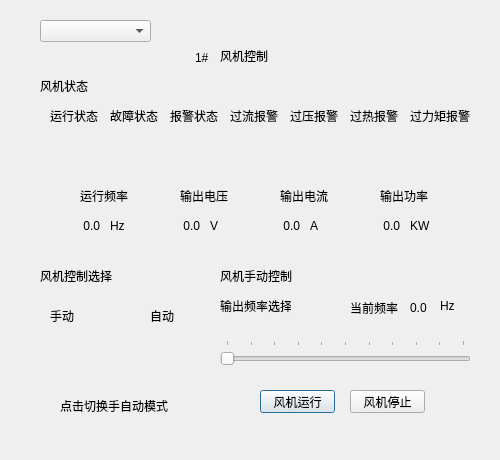
hqtecheptech/MagicPill, file HqswHgd/fancontroldialog.ui: the form before one commit.
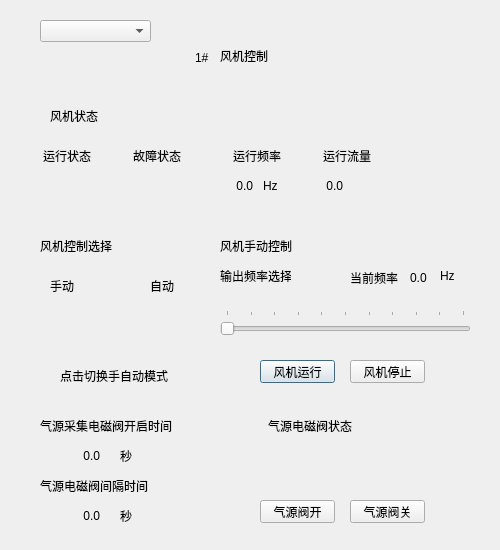
The form after the commit. Custom widgets are drawn as their Qt base class.

Patch:
```diff
--- a/HqswHgd/fancontroldialog.ui
+++ b/HqswHgd/fancontroldialog.ui
@@ -7,7 +7,7 @@
     <x>0</x>
     <y>0</y>
     <width>500</width>
-    <height>460</height>
+    <height>550</height>
    </rect>
   </property>
   <property name="windowTitle">
@@ -42,8 +42,8 @@
   <widget class="QLabel" name="label_2">
    <property name="geometry">
     <rect>
-     <x>50</x>
-     <y>110</y>
+     <x>43</x>
+     <y>150</y>
      <width>54</width>
      <height>12</height>
     </rect>
@@ -55,8 +55,8 @@
   <widget class="QLabel" name="label_3">
    <property name="geometry">
     <rect>
-     <x>110</x>
-     <y>110</y>
+     <x>133</x>
+     <y>150</y>
      <width>54</width>
      <height>12</height>
     </rect>
@@ -68,7 +68,7 @@
   <widget class="QLabel" name="label_4">
    <property name="geometry">
     <rect>
-     <x>170</x>
+     <x>560</x>
      <y>110</y>
      <width>54</width>
      <height>12</height>
@@ -81,7 +81,7 @@
   <widget class="QLabel" name="label_5">
    <property name="geometry">
     <rect>
-     <x>230</x>
+     <x>620</x>
      <y>110</y>
      <width>54</width>
      <height>12</height>
@@ -94,7 +94,7 @@
   <widget class="QLabel" name="label_6">
    <property name="geometry">
     <rect>
-     <x>290</x>
+     <x>680</x>
      <y>110</y>
      <width>54</width>
      <height>12</height>
@@ -107,7 +107,7 @@
   <widget class="QLabel" name="label_7">
    <property name="geometry">
     <rect>
-     <x>350</x>
+     <x>740</x>
      <y>110</y>
      <width>54</width>
      <height>12</height>
@@ -120,7 +120,7 @@
   <widget class="QLabel" name="label_8">
    <property name="geometry">
     <rect>
-     <x>410</x>
+     <x>800</x>
      <y>110</y>
      <width>65</width>
      <height>12</height>
@@ -133,8 +133,8 @@
   <widget class="QLabel" name="label_9">
    <property name="geometry">
     <rect>
-     <x>40</x>
-     <y>80</y>
+     <x>50</x>
+     <y>110</y>
      <width>54</width>
      <height>12</height>
     </rect>
@@ -146,8 +146,8 @@
   <widget class="QLabel" name="runStateLabel">
    <property name="geometry">
     <rect>
-     <x>60</x>
-     <y>130</y>
+     <x>55</x>
+     <y>180</y>
      <width>30</width>
      <height>30</height>
     </rect>
@@ -168,8 +168,8 @@
   <widget class="QLabel" name="faultStateLabel">
    <property name="geometry">
     <rect>
-     <x>120</x>
-     <y>130</y>
+     <x>148</x>
+     <y>180</y>
      <width>30</width>
      <height>30</height>
     </rect>
@@ -190,7 +190,7 @@
   <widget class="QLabel" name="alertStateLabel">
    <property name="geometry">
     <rect>
-     <x>180</x>
+     <x>570</x>
      <y>130</y>
      <width>30</width>
      <height>30</height>
@@ -212,7 +212,7 @@
   <widget class="QLabel" name="ofStateLabel">
    <property name="geometry">
     <rect>
-     <x>240</x>
+     <x>630</x>
      <y>130</y>
      <width>30</width>
      <height>30</height>
@@ -234,7 +234,7 @@
   <widget class="QLabel" name="ovStateLabel">
    <property name="geometry">
     <rect>
-     <x>300</x>
+     <x>690</x>
      <y>130</y>
      <width>30</width>
      <height>30</height>
@@ -256,7 +256,7 @@
   <widget class="QLabel" name="ohStateLabel">
    <property name="geometry">
     <rect>
-     <x>360</x>
+     <x>750</x>
      <y>130</y>
      <width>30</width>
      <height>30</height>
@@ -300,8 +300,8 @@
   <widget class="QLabel" name="label_10">
    <property name="geometry">
     <rect>
-     <x>80</x>
-     <y>190</y>
+     <x>233</x>
+     <y>150</y>
      <width>54</width>
      <height>12</height>
     </rect>
@@ -313,7 +313,7 @@
   <widget class="QLabel" name="label_11">
    <property name="geometry">
     <rect>
-     <x>180</x>
+     <x>580</x>
      <y>190</y>
      <width>54</width>
      <height>12</height>
@@ -326,7 +326,7 @@
   <widget class="QLabel" name="label_12">
    <property name="geometry">
     <rect>
-     <x>280</x>
+     <x>680</x>
      <y>190</y>
      <width>54</width>
      <height>12</height>
@@ -339,7 +339,7 @@
   <widget class="QLabel" name="label_13">
    <property name="geometry">
     <rect>
-     <x>380</x>
+     <x>780</x>
      <y>190</y>
      <width>54</width>
      <height>12</height>
@@ -352,8 +352,8 @@
   <widget class="QLabel" name="runFreqLabel">
    <property name="geometry">
     <rect>
-     <x>70</x>
-     <y>220</y>
+     <x>223</x>
+     <y>180</y>
      <width>30</width>
      <height>12</height>
     </rect>
@@ -368,7 +368,7 @@
   <widget class="QLabel" name="ovLabel">
    <property name="geometry">
     <rect>
-     <x>170</x>
+     <x>570</x>
      <y>220</y>
      <width>30</width>
      <height>12</height>
@@ -384,7 +384,7 @@
   <widget class="QLabel" name="ocLabel">
    <property name="geometry">
     <rect>
-     <x>270</x>
+     <x>670</x>
      <y>220</y>
      <width>30</width>
      <height>12</height>
@@ -400,7 +400,7 @@
   <widget class="QLabel" name="opLabel">
    <property name="geometry">
     <rect>
-     <x>370</x>
+     <x>770</x>
      <y>220</y>
      <width>30</width>
      <height>12</height>
@@ -416,8 +416,8 @@
   <widget class="QLabel" name="label_18">
    <property name="geometry">
     <rect>
-     <x>110</x>
-     <y>220</y>
+     <x>263</x>
+     <y>180</y>
      <width>20</width>
      <height>12</height>
     </rect>
@@ -429,7 +429,7 @@
   <widget class="QLabel" name="label_19">
    <property name="geometry">
     <rect>
-     <x>210</x>
+     <x>610</x>
      <y>220</y>
      <width>20</width>
      <height>12</height>
@@ -442,7 +442,7 @@
   <widget class="QLabel" name="label_20">
    <property name="geometry">
     <rect>
-     <x>310</x>
+     <x>710</x>
      <y>220</y>
      <width>20</width>
      <height>12</height>
@@ -455,7 +455,7 @@
   <widget class="QLabel" name="label_21">
    <property name="geometry">
     <rect>
-     <x>410</x>
+     <x>810</x>
      <y>220</y>
      <width>20</width>
      <height>12</height>
@@ -469,7 +469,7 @@
    <property name="geometry">
     <rect>
      <x>40</x>
-     <y>270</y>
+     <y>240</y>
      <width>80</width>
      <height>12</height>
     </rect>
@@ -482,7 +482,7 @@
    <property name="geometry">
     <rect>
      <x>50</x>
-     <y>310</y>
+     <y>280</y>
      <width>25</width>
      <height>12</height>
     </rect>
@@ -495,7 +495,7 @@
    <property name="geometry">
     <rect>
      <x>150</x>
-     <y>310</y>
+     <y>280</y>
      <width>25</width>
      <height>12</height>
     </rect>
@@ -508,7 +508,7 @@
    <property name="geometry">
     <rect>
      <x>60</x>
-     <y>400</y>
+     <y>370</y>
      <width>110</width>
      <height>12</height>
     </rect>
@@ -521,7 +521,7 @@
    <property name="geometry">
     <rect>
      <x>220</x>
-     <y>270</y>
+     <y>240</y>
      <width>80</width>
      <height>12</height>
     </rect>
@@ -534,7 +534,7 @@
    <property name="geometry">
     <rect>
      <x>220</x>
-     <y>340</y>
+     <y>310</y>
      <width>251</width>
      <height>30</height>
     </rect>
@@ -568,7 +568,7 @@
    <property name="geometry">
     <rect>
      <x>260</x>
-     <y>390</y>
+     <y>360</y>
      <width>75</width>
      <height>23</height>
     </rect>
@@ -581,7 +581,7 @@
    <property name="geometry">
     <rect>
      <x>350</x>
-     <y>390</y>
+     <y>360</y>
      <width>75</width>
      <height>23</height>
     </rect>
@@ -594,7 +594,7 @@
    <property name="geometry">
     <rect>
      <x>80</x>
-     <y>320</y>
+     <y>290</y>
      <width>64</width>
      <height>64</height>
     </rect>
@@ -632,7 +632,7 @@
    <property name="geometry">
     <rect>
      <x>220</x>
-     <y>296</y>
+     <y>266</y>
      <width>71</width>
      <height>20</height>
     </rect>
@@ -645,7 +645,7 @@
    <property name="geometry">
     <rect>
      <x>350</x>
-     <y>300</y>
+     <y>270</y>
      <width>51</width>
      <height>16</height>
     </rect>
@@ -658,7 +658,7 @@
    <property name="geometry">
     <rect>
      <x>410</x>
-     <y>300</y>
+     <y>270</y>
      <width>21</width>
      <height>16</height>
     </rect>
@@ -671,7 +671,7 @@
    <property name="geometry">
     <rect>
      <x>440</x>
-     <y>300</y>
+     <y>270</y>
      <width>20</width>
      <height>12</height>
     </rect>
@@ -680,6 +680,206 @@
     <string>Hz</string>
    </property>
   </widget>
+  <widget class="QLabel" name="label_27">
+   <property name="geometry">
+    <rect>
+     <x>353</x>
+     <y>180</y>
+     <width>20</width>
+     <height>12</height>
+    </rect>
+   </property>
+   <property name="text">
+    <string/>
+   </property>
+  </widget>
+  <widget class="QLabel" name="label_15">
+   <property name="geometry">
+    <rect>
+     <x>323</x>
+     <y>150</y>
+     <width>54</width>
+     <height>12</height>
+    </rect>
+   </property>
+   <property name="text">
+    <string>运行流量</string>
+   </property>
+  </widget>
+  <widget class="QLabel" name="airInputLabel">
+   <property name="geometry">
+    <rect>
+     <x>313</x>
+     <y>180</y>
+     <width>30</width>
+     <height>12</height>
+    </rect>
+   </property>
+   <property name="text">
+    <string>0.0</string>
+   </property>
+   <property name="alignment">
+    <set>Qt::AlignRight|Qt::AlignTrailing|Qt::AlignVCenter</set>
+   </property>
+  </widget>
+  <widget class="QLabel" name="label_28">
+   <property name="geometry">
+    <rect>
+     <x>120</x>
+     <y>450</y>
+     <width>20</width>
+     <height>12</height>
+    </rect>
+   </property>
+   <property name="text">
+    <string>秒</string>
+   </property>
+  </widget>
+  <widget class="QLabel" name="label_29">
+   <property name="geometry">
+    <rect>
+     <x>70</x>
+     <y>510</y>
+     <width>20</width>
+     <height>12</height>
+    </rect>
+   </property>
+   <property name="text">
+    <string/>
+   </property>
+  </widget>
+  <widget class="QLabel" name="label_30">
+   <property name="geometry">
+    <rect>
+     <x>40</x>
+     <y>420</y>
+     <width>180</width>
+     <height>12</height>
+    </rect>
+   </property>
+   <property name="text">
+    <string>气源采集电磁阀开启时间</string>
+   </property>
+  </widget>
+  <widget class="QLabel" name="valveCloseTimeLabel">
+   <property name="geometry">
+    <rect>
+     <x>40</x>
+     <y>510</y>
+     <width>60</width>
+     <height>12</height>
+    </rect>
+   </property>
+   <property name="text">
+    <string>0.0</string>
+   </property>
+   <property name="alignment">
+    <set>Qt::AlignRight|Qt::AlignTrailing|Qt::AlignVCenter</set>
+   </property>
+  </widget>
+  <widget class="QLabel" name="valveOpenTimeLabel">
+   <property name="geometry">
+    <rect>
+     <x>40</x>
+     <y>450</y>
+     <width>60</width>
+     <height>12</height>
+    </rect>
+   </property>
+   <property name="text">
+    <string>0.0</string>
+   </property>
+   <property name="alignment">
+    <set>Qt::AlignRight|Qt::AlignTrailing|Qt::AlignVCenter</set>
+   </property>
+  </widget>
+  <widget class="QLabel" name="label_31">
+   <property name="geometry">
+    <rect>
+     <x>40</x>
+     <y>480</y>
+     <width>180</width>
+     <height>12</height>
+    </rect>
+   </property>
+   <property name="text">
+    <string>气源电磁阀间隔时间</string>
+   </property>
+  </widget>
+  <widget class="QLabel" name="label_32">
+   <property name="geometry">
+    <rect>
+     <x>120</x>
+     <y>510</y>
+     <width>20</width>
+     <height>12</height>
+    </rect>
+   </property>
+   <property name="text">
+    <string>秒</string>
+   </property>
+  </widget>
+  <widget class="QPushButton" name="ValveOpenPushButton">
+   <property name="geometry">
+    <rect>
+     <x>260</x>
+     <y>500</y>
+     <width>75</width>
+     <height>23</height>
+    </rect>
+   </property>
+   <property name="text">
+    <string>气源阀开</string>
+   </property>
+  </widget>
+  <widget class="QPushButton" name="ValveClosePushButton">
+   <property name="geometry">
+    <rect>
+     <x>350</x>
+     <y>500</y>
+     <width>75</width>
+     <height>23</height>
+    </rect>
+   </property>
+   <property name="text">
+    <string>气源阀关</string>
+   </property>
+  </widget>
+  <widget class="QLabel" name="label_33">
+   <property name="geometry">
+    <rect>
+     <x>268</x>
+     <y>420</y>
+     <width>120</width>
+     <height>12</height>
+    </rect>
+   </property>
+   <property name="text">
+    <string>气源电磁阀状态</string>
+   </property>
+  </widget>
+  <widget class="QLabel" name="airValveStateLabel">
+   <property name="geometry">
+    <rect>
+     <x>280</x>
+     <y>450</y>
+     <width>30</width>
+     <height>30</height>
+    </rect>
+   </property>
+   <property name="sizePolicy">
+    <sizepolicy hsizetype="Expanding" vsizetype="Expanding">
+     <horstretch>0</horstretch>
+     <verstretch>0</verstretch>
+    </sizepolicy>
+   </property>
+   <property name="autoFillBackground">
+    <bool>true</bool>
+   </property>
+   <property name="text">
+    <string/>
+   </property>
+  </widget>
  </widget>
  <customwidgets>
   <customwidget>
```
Left out of the diff: 2 changed lines with no effect on the pictures.
